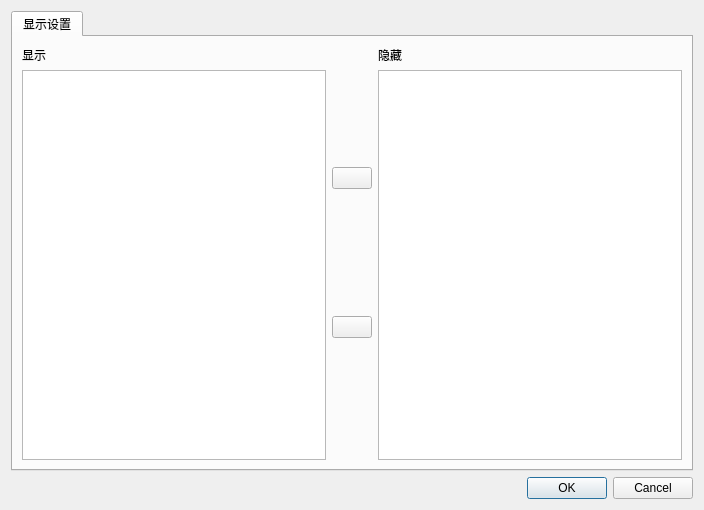
Above: ui/grid_display.ui from fj11/backtesters before the change. Below: the same form after it.
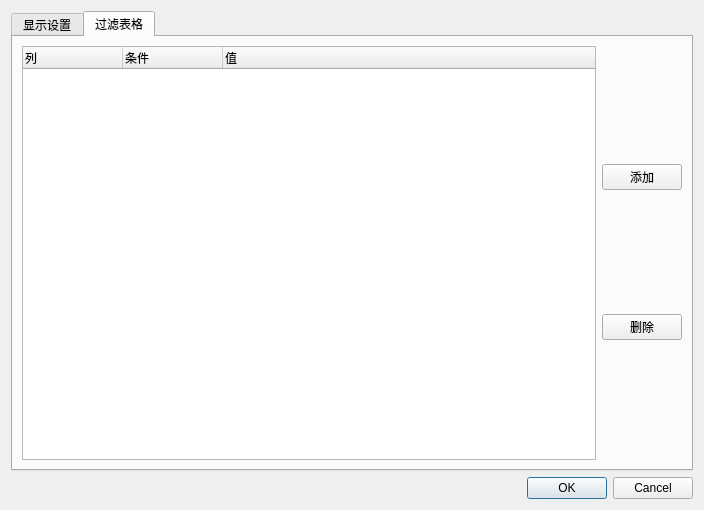
That is the form after the change. The open tabs and pages were chosen to show the change. Icons and pictures are not drawn.

Commit message: * update some codes * add filter ui * add filter code

```diff
--- a/ui/grid_display.ui
+++ b/ui/grid_display.ui
@@ -96,6 +96,54 @@
        </item>
       </layout>
      </widget>
+     <widget class="QWidget" name="tab_2">
+      <attribute name="title">
+       <string>过滤表格</string>
+      </attribute>
+      <layout class="QVBoxLayout" name="verticalLayout_7">
+       <item>
+        <layout class="QHBoxLayout" name="horizontalLayout_2">
+         <item>
+          <widget class="QTreeWidget" name="filter_tree">
+           <column>
+            <property name="text">
+             <string>列</string>
+            </property>
+           </column>
+           <column>
+            <property name="text">
+             <string>条件</string>
+            </property>
+           </column>
+           <column>
+            <property name="text">
+             <string>值</string>
+            </property>
+           </column>
+          </widget>
+         </item>
+         <item>
+          <layout class="QVBoxLayout" name="verticalLayout_6">
+           <item>
+            <widget class="QPushButton" name="add_filter">
+             <property name="text">
+              <string>添加</string>
+             </property>
+            </widget>
+           </item>
+           <item>
+            <widget class="QPushButton" name="delete_filter">
+             <property name="text">
+              <string>删除</string>
+             </property>
+            </widget>
+           </item>
+          </layout>
+         </item>
+        </layout>
+       </item>
+      </layout>
+     </widget>
     </widget>
    </item>
    <item>
```
The commit also changes 10 other files.
